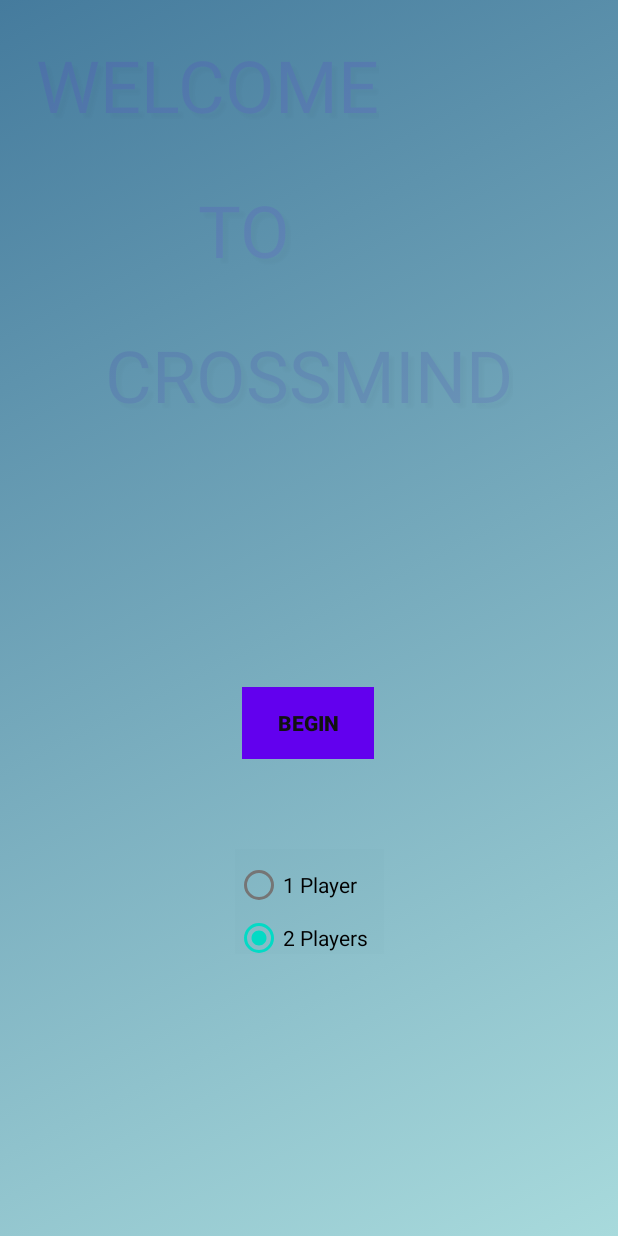
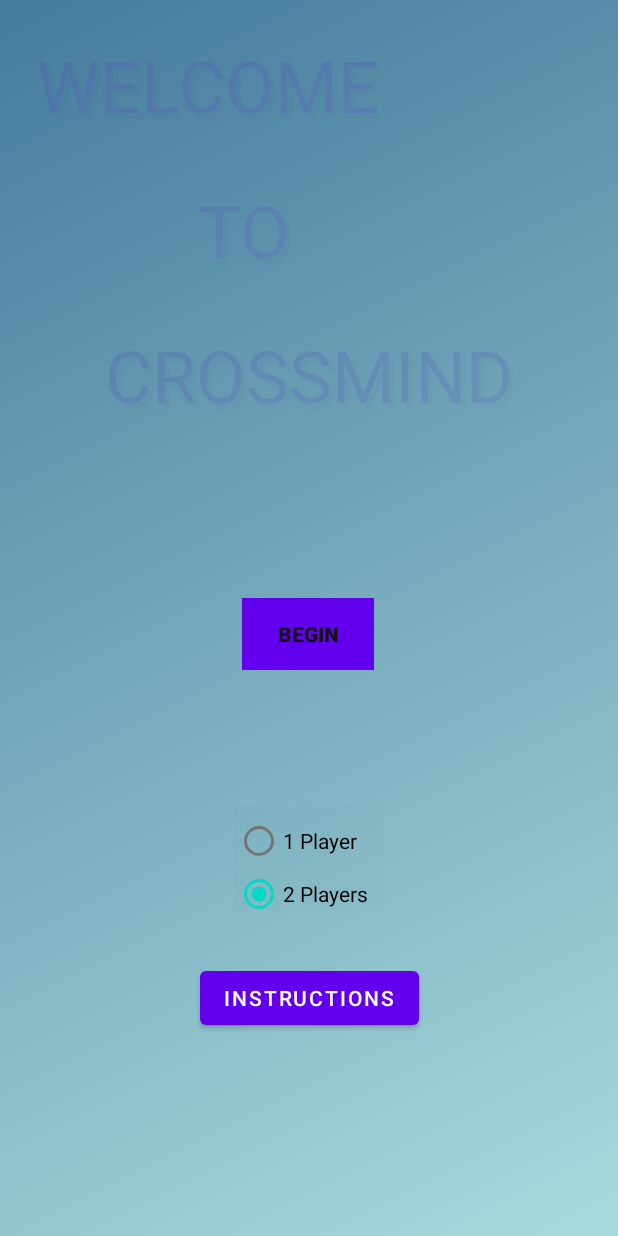
Before and after one commit to JgS0615/Crossmind_Official-Release, an Android app: the screen it shows after launch (MainActivity), on a phone screen of 412 x 824 dp. Run offline under Robolectric (Android 15) with nearby library versions, the phone set to English and light mode, and no system bars.

Commit message:
Good fix

```diff
--- a/app/src/main/java/com/jonesclass/huangstasinos/crossmind/MainActivity.java
+++ b/app/src/main/java/com/jonesclass/huangstasinos/crossmind/MainActivity.java
@@ -28,9 +28,8 @@ import java.util.Random;
 public class MainActivity extends AppCompatActivity {
     //Animations
     Animation topanim;
-
     //Variables
-
+    Button instructionButton;
     final String[] TEAM_CHOICES = {"BioTeam","Knights","Outlanders","Techno"};
     public Random rNumber = new Random();
     Button startButton;
@@ -61,8 +60,16 @@ public class MainActivity extends AppCompatActivity {
         //Media player setup
         mp = MediaPlayer.create(this,R.raw.faithfulmission);
         mp.start();
-        mp.setVolume(80,80);
+        mp.setVolume(100,100);
+        mp.setLooping(true);
 
+        instructionButton = findViewById(R.id.button_instructions);
+        instructionButton.setOnClickListener(new View.OnClickListener() {
+            @Override
+            public void onClick(View v) {
+                Intent newIntent = new Intent(getApplicationContext(), InstructionActivity.class);
+            }
+        });
 
         splashScreen.setKeepOnScreenCondition(() -> false);
         splashScreen.setOnExitAnimationListener(splashScreenView -> {
--- a/app/src/main/res/layout/activity_main.xml
+++ b/app/src/main/res/layout/activity_main.xml
@@ -62,6 +62,7 @@
         style="@style/Widget.AppCompat.Button.Borderless.Colored"
         android:layout_width="wrap_content"
         android:layout_height="wrap_content"
+        android:layout_marginBottom="100dp"
         android:background="@android:color/darker_gray"
         android:text="@string/begin"
         android:textColor="#111211"
@@ -74,6 +75,7 @@
         app:layout_constraintVertical_bias="0.59" />
 
     <RadioGroup
+        android:id="@+id/radioGroup"
         android:layout_width="99dp"
         android:layout_height="70dp"
         android:layout_marginBottom="128dp"
@@ -98,4 +100,15 @@
 
     </RadioGroup>
 
+    <Button
+        android:id="@+id/button_instructions"
+        android:layout_width="wrap_content"
+        android:layout_height="wrap_content"
+        android:layout_marginBottom="100dp"
+        android:text="@string/instruction"
+        app:layout_constraintBottom_toBottomOf="parent"
+        app:layout_constraintEnd_toEndOf="parent"
+        app:layout_constraintStart_toStartOf="parent"
+        app:layout_constraintTop_toBottomOf="@+id/radioGroup" />
+
 </androidx.constraintlayout.widget.ConstraintLayout>
--- a/app/src/main/res/values/strings.xml
+++ b/app/src/main/res/values/strings.xml
@@ -35,4 +35,7 @@
     <string name="twoPlayers">2 Players</string>
     <string name="toolbar_game"> Game tool bar</string>
     <string name="imageButton_volume"> volume setting </string>
+    <string name="instruction">Instructions</string>
+    <string name="actualInstructions">The aim of the game is to win. Beat your opponent in strategy and a quick game of Rock, Paper, Scissors, and take them all out!</string>
+    <string name="back">Back</string>
 </resources>
```
Also changed, not shown: app/src/main/java/com/jonesclass/huangstasinos/crossmind/InstructionActivity.java (added, +27 -0 lines), app/src/main/res/layout/activity_instruction.xml (added, +28 -0 lines).
